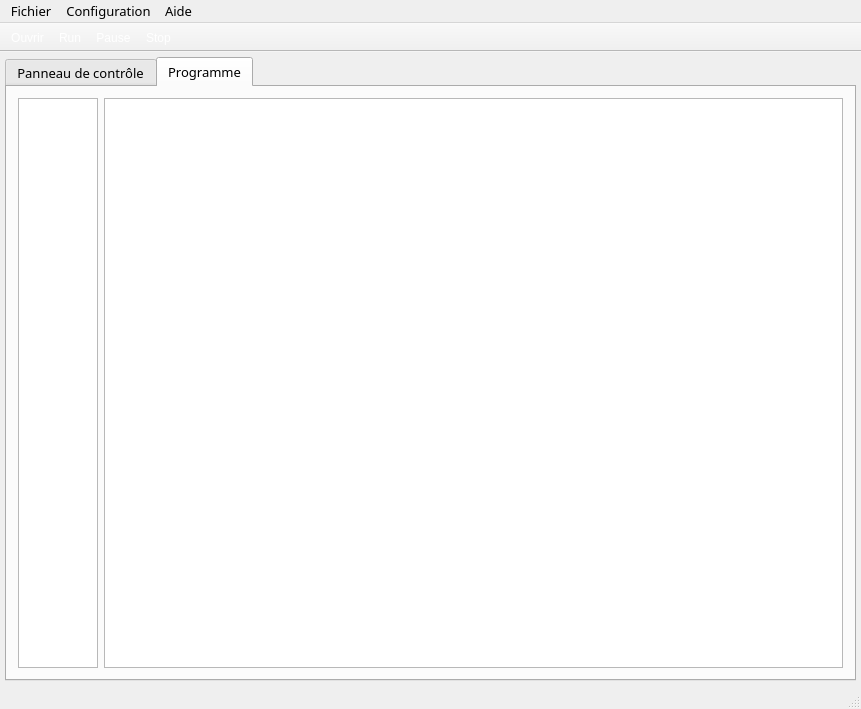
Qt form RTDE-fdm-gui/mainwindow.ui (JulesTopart/RTDE-GUI-Sender) before a commit.
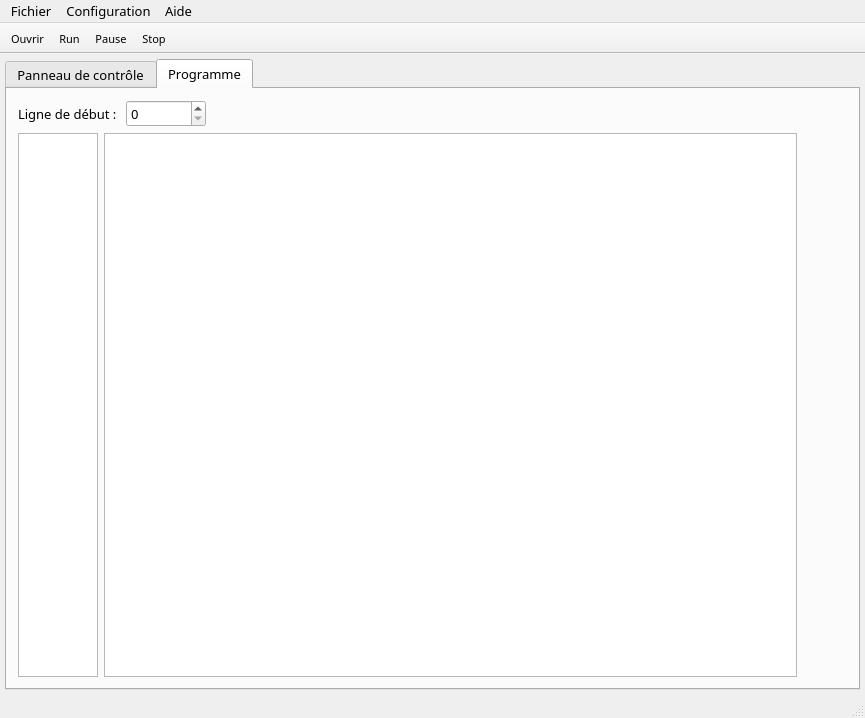
The same form after that commit. The open tabs and pages were chosen to show the change. Icons and pictures are not drawn.

The edit to the form file:
```diff
--- a/RTDE-fdm-gui/mainwindow.ui
+++ b/RTDE-fdm-gui/mainwindow.ui
@@ -6,8 +6,8 @@
    <rect>
     <x>0</x>
     <y>0</y>
-    <width>861</width>
-    <height>709</height>
+    <width>865</width>
+    <height>718</height>
    </rect>
   </property>
   <property name="font">
@@ -19,6 +19,9 @@
   <property name="windowTitle">
    <string>Universal robot FDM Controller</string>
   </property>
+  <property name="toolButtonStyle">
+   <enum>Qt::ToolButtonTextBesideIcon</enum>
+  </property>
   <widget class="QWidget" name="centralWidget">
    <layout class="QHBoxLayout" name="horizontalLayout_12">
     <property name="leftMargin">
@@ -36,7 +39,10 @@
     <item>
      <widget class="QTabWidget" name="tabWidget">
       <property name="currentIndex">
-       <number>0</number>
+       <number>1</number>
+      </property>
+      <property name="elideMode">
+       <enum>Qt::ElideNone</enum>
       </property>
       <widget class="QWidget" name="tabHome">
        <attribute name="title">
@@ -709,6 +715,65 @@
        </attribute>
        <layout class="QHBoxLayout" name="horizontalLayout_14">
         <item>
+         <layout class="QVBoxLayout" name="verticalLayout_2">
+          <property name="rightMargin">
+           <number>50</number>
+          </property>
+          <item>
+           <layout class="QHBoxLayout" name="horizontalLayout_6">
+            <property name="topMargin">
+             <number>0</number>
+            </property>
+            <item>
+             <widget class="QLabel" name="label_2">
+              <property name="sizePolicy">
+               <sizepolicy hsizetype="Minimum" vsizetype="Preferred">
+                <horstretch>0</horstretch>
+                <verstretch>0</verstretch>
+               </sizepolicy>
+              </property>
+              <property name="text">
+               <string>Ligne de début : </string>
+              </property>
+             </widget>
+            </item>
+            <item>
+             <widget class="QSpinBox" name="startLineSpinBox">
+              <property name="sizePolicy">
+               <sizepolicy hsizetype="Minimum" vsizetype="Fixed">
+                <horstretch>0</horstretch>
+                <verstretch>0</verstretch>
+               </sizepolicy>
+              </property>
+              <property name="minimumSize">
+               <size>
+                <width>80</width>
+                <height>0</height>
+               </size>
+              </property>
+             </widget>
+            </item>
+            <item>
+             <spacer name="horizontalSpacer">
+              <property name="orientation">
+               <enum>Qt::Horizontal</enum>
+              </property>
+              <property name="sizeHint" stdset="0">
+               <size>
+                <width>40</width>
+                <height>20</height>
+               </size>
+              </property>
+             </spacer>
+            </item>
+           </layout>
+          </item>
+          <item>
+           <layout class="QHBoxLayout" name="horizontalLayout_3">
+            <property name="topMargin">
+             <number>0</number>
+            </property>
+            <item>
          <widget class="QTextEdit" name="lineText">
           <property name="sizePolicy">
            <sizepolicy hsizetype="Maximum" vsizetype="Expanding">
@@ -748,6 +813,10 @@
          </widget>
         </item>
        </layout>
+          </item>
+         </layout>
+        </item>
+       </layout>
       </widget>
      </widget>
     </item>
@@ -758,7 +827,7 @@
     <rect>
      <x>0</x>
      <y>0</y>
-     <width>861</width>
+     <width>865</width>
      <height>27</height>
     </rect>
    </property>
@@ -793,7 +862,7 @@
     </font>
    </property>
    <property name="styleSheet">
-    <string notr="true">color:white;</string>
+    <string notr="true"/>
    </property>
    <property name="movable">
     <bool>false</bool>
```
Left out of the diff: 14 changed lines with no effect on the pictures. Lines whose indentation alone changed are shown as unchanged.
